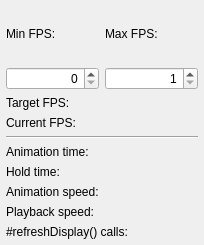
This is src/qtenv/animationcontrollerdialog.ui in omnetpp/omnetpp as Qt 5 draws it before an edit. The edited form follows.
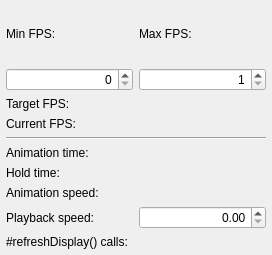
This is the edited form.

Commit message: qtenv: playbackSpeed: SpinBox in AnimCtrlDialog, Slider snaps to 1, affects recording.

```diff
--- a/src/qtenv/animationcontrollerdialog.ui
+++ b/src/qtenv/animationcontrollerdialog.ui
@@ -6,8 +6,8 @@
    <rect>
     <x>0</x>
     <y>0</y>
-    <width>204</width>
-    <height>245</height>
+    <width>272</width>
+    <height>255</height>
    </rect>
   </property>
   <property name="sizePolicy">
@@ -177,16 +177,6 @@
        </property>
       </widget>
      </item>
-     <item row="6" column="1">
-      <widget class="QLabel" name="playbackSpeedValueLabel">
-       <property name="text">
-        <string/>
-       </property>
-       <property name="alignment">
-        <set>Qt::AlignRight|Qt::AlignTrailing|Qt::AlignVCenter</set>
-       </property>
-      </widget>
-     </item>
      <item row="7" column="0">
       <widget class="QLabel" name="refreshDisplayCountLabel">
        <property name="text">
@@ -204,6 +194,22 @@
        </property>
       </widget>
      </item>
+     <item row="6" column="1">
+      <widget class="QDoubleSpinBox" name="playbackSpeedSpinBox">
+       <property name="alignment">
+        <set>Qt::AlignRight|Qt::AlignTrailing|Qt::AlignVCenter</set>
+       </property>
+       <property name="buttonSymbols">
+        <enum>QAbstractSpinBox::UpDownArrows</enum>
+       </property>
+       <property name="correctionMode">
+        <enum>QAbstractSpinBox::CorrectToNearestValue</enum>
+       </property>
+       <property name="keyboardTracking">
+        <bool>false</bool>
+       </property>
+      </widget>
+     </item>
     </layout>
    </item>
   </layout>
```
The commit also changes 5 other files.
